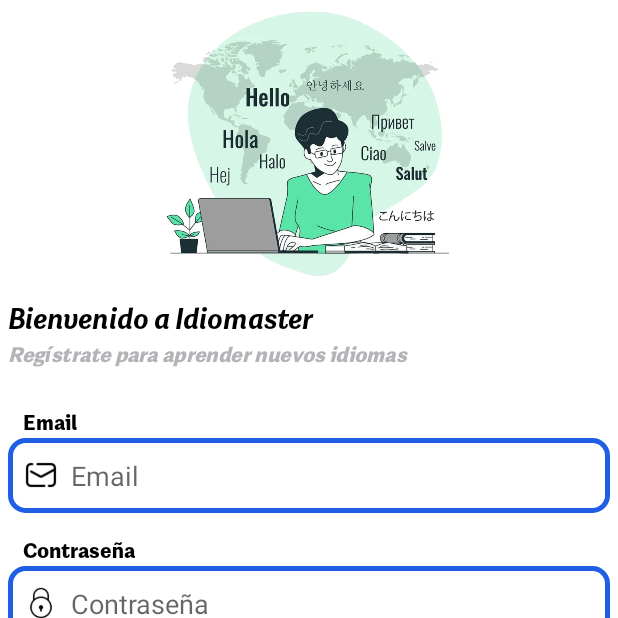
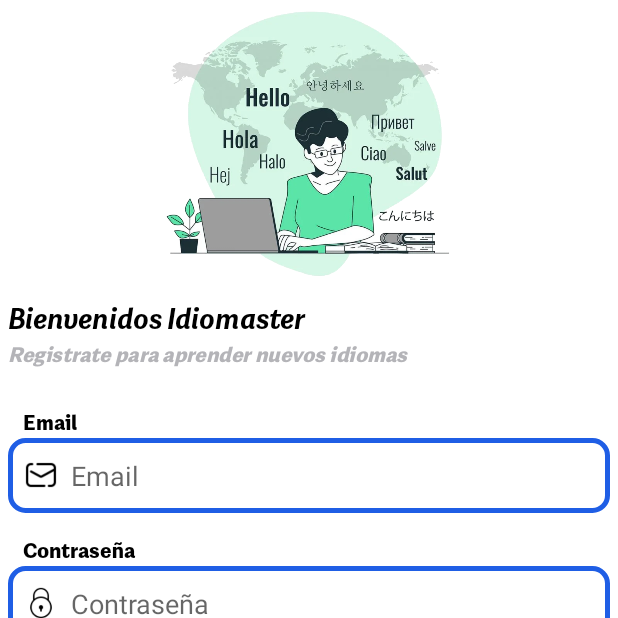
Before and after one commit to eduscnr/Idiomaster, an Android app: the screen it shows after launch (IniciarSesion), on a phone screen of 412 x 824 dp, the top half of it. Run offline under Robolectric (Android 15) with nearby library versions, the phone set to English and light mode, and no system bars; our stand-ins replace Firebase (no records; nobody signed in at launch, a user with empty details on screens opened directly).

Commit message:
layouts en strings

```diff
--- a/app/src/main/res/layout/activity_derrota.xml
+++ b/app/src/main/res/layout/activity_derrota.xml
@@ -32,7 +32,7 @@
         android:layout_marginTop="41dp"
         android:layout_marginEnd="159dp"
         android:layout_marginBottom="71dp"
-        android:text="Continuar"
+        android:text="@string/continuar"
         app:layout_constraintBottom_toBottomOf="parent"
         app:layout_constraintEnd_toEndOf="parent"
         app:layout_constraintStart_toStartOf="parent"
--- a/app/src/main/res/layout/activity_iniciar_sesion.xml
+++ b/app/src/main/res/layout/activity_iniciar_sesion.xml
@@ -19,14 +19,14 @@
         android:textSize="20dp"
         android:textStyle="bold"
         android:textColor="@color/black"
-        android:text="Bienvenido a Idiomaster"
+        android:text="@string/bienvenidos_idiomaster"
         android:fontFamily="@font/fontspring_grotesco_boldit"/>
 
     <TextView
         android:layout_width="match_parent"
         android:layout_height="wrap_content"
         android:paddingLeft="5dp"
-        android:text="Regístrate para aprender nuevos idiomas"
+        android:text="@string/registrate_para_aprender_nuevos_idiomas"
         android:textStyle="italic"
         android:textColor="@color/gray"
         android:fontFamily="@font/fontspring_grotesco_black"/>
@@ -35,7 +35,7 @@
         android:layout_height="wrap_content"
         android:layout_marginTop="25dp"
         android:paddingLeft="15dp"
-        android:text="Email"
+        android:text="@string/email"
         android:fontFamily="@font/fontspring_grotesco_black"
         android:textStyle="bold"
         android:textColor="@color/black"
@@ -48,7 +48,7 @@
         android:layout_marginLeft="5dp"
         android:layout_marginRight="5dp"
         android:paddingLeft="10dp"
-        android:hint="Email"
+        android:hint="@string/email"
         android:drawablePadding="8dp"
         android:drawableLeft="@drawable/drawable_icono_password"
 
@@ -60,7 +60,7 @@
         android:layout_height="wrap_content"
         android:layout_marginTop="15dp"
         android:paddingLeft="15dp"
-        android:text="Contraseña"
+        android:text="@string/contrasenia"
         android:fontFamily="@font/fontspring_grotesco_black"
         android:textColor="@color/black"
         android:textStyle="bold"
@@ -70,7 +70,7 @@
         android:id="@+id/password"
         android:layout_width="match_parent"
         android:layout_height="50dp"
-        android:hint="Contraseña"
+        android:hint="@string/contrasenia"
         android:drawableLeft="@drawable/drawable_icono_email"
         android:layout_marginLeft="5dp"
         android:layout_marginRight="5dp"
@@ -93,7 +93,7 @@
             android:layout_height="wrap_content"
             android:background="@drawable/card_view"
             android:fontFamily="@font/fontspring_grotesco_black"
-            android:text="Iniciar sesión" />
+            android:text="@string/iniciar_sesi" />
     </LinearLayout>
     <TextView
         android:layout_width="wrap_content"
@@ -102,7 +102,7 @@
         android:layout_marginTop="23dp"
         android:fontFamily="@font/fontspring_grotesco_black"
         android:textColor="@color/black"
-        android:text="o inicia sesion con Google"/>
+        android:text="@string/o_inicia_sesion_con_google"/>
     <com.google.android.gms.common.SignInButton
         android:id="@+id/signInButton"
         android:layout_width="217dp"
@@ -121,7 +121,7 @@
         android:layout_marginTop="12dp"
         android:paddingLeft="15dp"
         android:gravity="center"
-        android:text="¿No tienes cuenta? Crea una aquí"
+        android:text="@string/no_tienes_cuenta_crea_una_aqui"
         android:textColor="@color/black"
         android:fontFamily="@font/fontspring_grotesco_book"
         android:textStyle="italic"
--- a/app/src/main/res/layout/activity_traduce_palabras.xml
+++ b/app/src/main/res/layout/activity_traduce_palabras.xml
@@ -24,7 +24,7 @@
             android:id="@+id/txtEnunciadoTraducePalabras"
             android:layout_width="wrap_content"
             android:layout_height="wrap_content"
-            android:text="Traduce estas palabras:"
+            android:text="@string/enunciado_primer_ejercicio"
             style="@style/enunciado_ejercicio"
             app:layout_constraintBottom_toBottomOf="parent"
             app:layout_constraintEnd_toEndOf="parent"
@@ -42,7 +42,7 @@
             android:layout_marginStart="49dp"
             android:layout_marginEnd="49dp"
             android:layout_marginBottom="24dp"
-            android:text="Validar"
+            android:text="@string/validar"
             app:layout_constraintBottom_toBottomOf="parent"
             app:layout_constraintEnd_toEndOf="parent"
             app:layout_constraintStart_toStartOf="parent" />
@@ -83,7 +83,7 @@
             android:layout_width="wrap_content"
             android:layout_height="wrap_content"
             android:layout_marginTop="52dp"
-            android:text="Hola"
+            android:text="@string/hola"
             app:layout_constraintEnd_toEndOf="parent"
             app:layout_constraintStart_toStartOf="parent"
             app:layout_constraintTop_toBottomOf="@+id/txtEnunciadoTraducePalabras"
--- a/app/src/main/res/layout/activity_victoria.xml
+++ b/app/src/main/res/layout/activity_victoria.xml
@@ -30,7 +30,7 @@
         android:layout_marginTop="44dp"
         android:layout_marginEnd="157dp"
         android:layout_marginBottom="59dp"
-        android:text="Continuar"
+        android:text="@string/continuar"
         app:layout_constraintBottom_toBottomOf="parent"
         app:layout_constraintEnd_toEndOf="parent"
         app:layout_constraintHorizontal_bias="0.571"
--- a/app/src/main/res/layout/dialogo_personalizado.xml
+++ b/app/src/main/res/layout/dialogo_personalizado.xml
@@ -16,7 +16,7 @@
         android:layout_width="match_parent"
         android:layout_height="58dp"
         android:gravity="center"
-        android:text="Si abandonas, perderas todo tu progreso de este nivel"
+        android:text="@string/si_abandonas_perderas_todo_tu_progreso_de_este_nivel"
         android:textColor="@color/black"
         android:textStyle="bold"
         android:textSize="18dp"/>
@@ -26,14 +26,14 @@
         android:layout_width="411dp"
         android:layout_height="wrap_content"
         android:layout_gravity="center"
-        android:text="Seguir aprendiendo"/>
+        android:text="@string/seguir_aprendiendo"/>
 
     <Button
         android:id="@+id/btnSalir"
         android:layout_width="411dp"
         android:layout_height="wrap_content"
         android:layout_gravity="center"
-        android:text="Salir"
+        android:text="@string/salir"
         android:textColor="@color/design_default_color_error"
         android:background="@color/transparent"/>
 
--- a/app/src/main/res/layout/fragment_notifications.xml
+++ b/app/src/main/res/layout/fragment_notifications.xml
@@ -26,7 +26,7 @@
         android:layout_marginStart="46dp"
         android:layout_marginTop="336dp"
         android:layout_marginEnd="86dp"
-        android:text="Cambiar idioma"
+        android:text="@string/cambiar_idioma"
         android:textColor="@color/black"
         android:textSize="15dp"
         android:textStyle="italic"
@@ -42,7 +42,7 @@
         android:layout_marginStart="157dp"
         android:layout_marginTop="428dp"
         android:layout_marginEnd="160dp"
-        android:text="Guardar cambios"
+        android:text="@string/guardar_cambios"
         app:layout_constraintEnd_toEndOf="parent"
         app:layout_constraintHorizontal_bias="0.493"
         app:layout_constraintStart_toStartOf="parent"
@@ -55,7 +55,7 @@
         android:layout_marginStart="179dp"
         android:layout_marginTop="60dp"
         android:layout_marginEnd="175dp"
-        android:text="usuario@gmail.com"
+        android:text="@string/usuario_gmail_com"
         android:textColor="@color/black"
         android:textSize="17dp"
         android:textStyle="bold"
--- a/app/src/main/res/layout/item_idioma.xml
+++ b/app/src/main/res/layout/item_idioma.xml
@@ -10,7 +10,7 @@
         android:layout_width="80dp"
         android:layout_height="match_parent"
         android:gravity="center"
-        android:text="Español" />
+        android:text="@string/idioma" />
 
     <ImageView
         android:id="@+id/bandera"
--- a/app/src/main/res/layout/item_nivel.xml
+++ b/app/src/main/res/layout/item_nivel.xml
@@ -20,7 +20,7 @@
                 android:layout_width="match_parent"
                 android:layout_height="match_parent"
                 android:gravity="center"
-                android:text="Nivel 1"
+                android:text="@string/Nivel_1"
                 style="@style/nivel"
                 app:layout_constraintBottom_toBottomOf="parent"
                 app:layout_constraintEnd_toEndOf="parent"
--- a/app/src/main/res/values/strings.xml
+++ b/app/src/main/res/values/strings.xml
@@ -5,4 +5,24 @@
     <string name="title_notifications">Configuración</string>
     <string name="hello_blank_fragment">Hola fragmento en blanco"</string>
     <string name="enunciado_primer_ejercicio">Traduce estas palabras</string>
+    <string name="Nivel_1">Nivel 1</string>
+    <string name="idioma">Español</string>
+    <string name="usuario_gmail_com">usuario@gmail.com</string>
+    <string name="guardar_cambios">Guardar cambios</string>
+    <string name="cambiar_idioma">Cambiar idioma</string>
+    <string name="si_abandonas_perderas_todo_tu_progreso_de_este_nivel">Si abandonas, perderas todo tu progreso de este nivel</string>
+    <string name="seguir_aprendiendo">Seguir aprendiendo</string>
+    <string name="salir">Salir</string>
+    <string name="continuar">Continuar</string>
+    <string name="validar">Validar</string>
+    <string name="hola">Hola</string>
+    <string name="bienvenidos_idiomaster">Bienvenidos Idiomaster</string>
+    <string name="registrate_para_aprender_nuevos_idiomas">Registrate para aprender nuevos idiomas</string>
+    <string name="email">Email</string>
+    <string name="contrasenia">Contraseña</string>
+    <string name="repite_la_contrasenia">Repite la contraseña</string>
+    <string name="registrar">Registrar</string>
+    <string name="no_tienes_cuenta_crea_una_aqui">¿No tienes cuenta? Crea una aquí</string>
+    <string name="o_inicia_sesion_con_google">o inicia sesion con Google</string>
+    <string name="iniciar_sesi">Iniciar sesión</string>
 </resources>
```
Also changed, not shown: app/src/main/res/layout/activity_registro.xml (+9 -9 lines), 2 other files.
